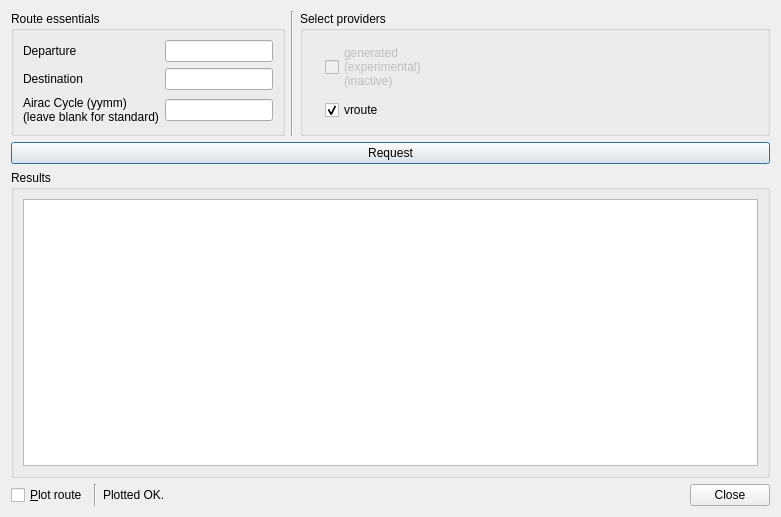
qutescoop/qutescoop, file branches/jonas_stable/QuteScoop/gui/PlanFlightDialog.ui: the form before one commit.
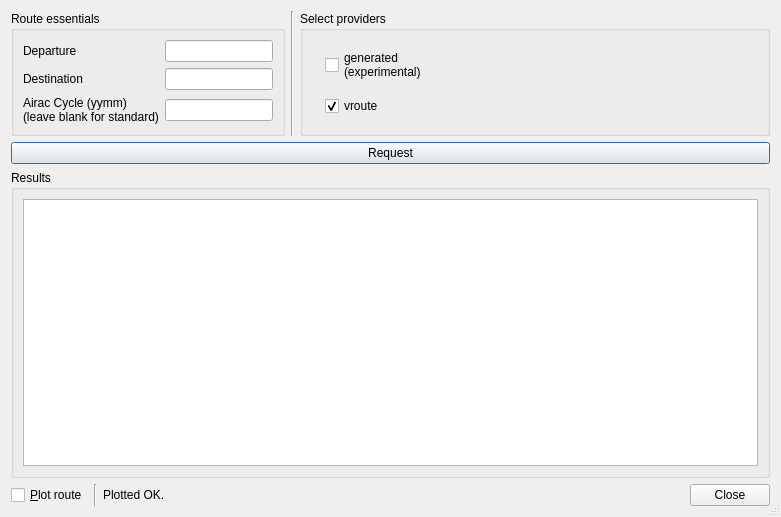
The form after the commit. Icons and pictures are not drawn.

```diff
--- a/branches/jonas_stable/QuteScoop/gui/PlanFlightDialog.ui
+++ b/branches/jonas_stable/QuteScoop/gui/PlanFlightDialog.ui
@@ -17,6 +17,9 @@
    <iconset resource="Resources.qrc">
     <normaloff>:/icons/qutescoop.png</normaloff>:/icons/qutescoop.png</iconset>
   </property>
+  <property name="sizeGripEnabled">
+   <bool>true</bool>
+  </property>
   <layout class="QVBoxLayout" name="verticalLayout">
    <item>
     <layout class="QHBoxLayout" name="horizontalLayout_4">
@@ -145,12 +148,11 @@
         <item row="0" column="2">
          <widget class="QCheckBox" name="cbGenerated">
           <property name="enabled">
-           <bool>false</bool>
+           <bool>true</bool>
           </property>
           <property name="text">
            <string>generated 
-(experimental)
-(inactive)</string>
+(experimental)</string>
           </property>
           <property name="checked">
            <bool>false</bool>
@@ -254,6 +256,12 @@
      </item>
      <item>
       <widget class="QLabel" name="lblPlotStatus">
+       <property name="sizePolicy">
+        <sizepolicy hsizetype="Preferred" vsizetype="Preferred">
+         <horstretch>1</horstretch>
+         <verstretch>0</verstretch>
+        </sizepolicy>
+       </property>
        <property name="text">
         <string>Plotted OK.</string>
        </property>
```
Left out of the diff: 6 changed lines with no effect on the pictures.
